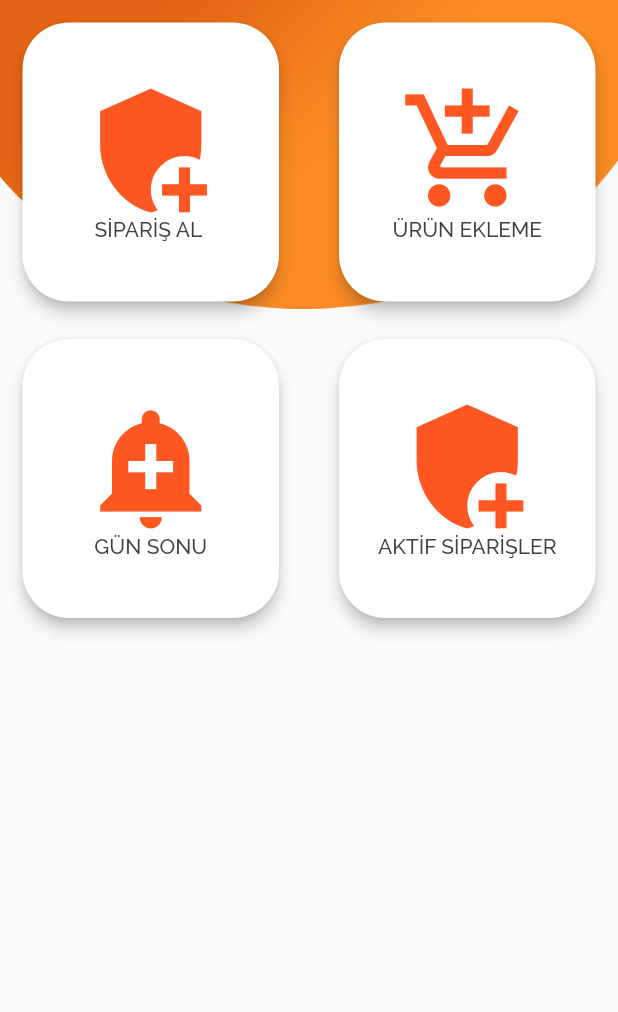
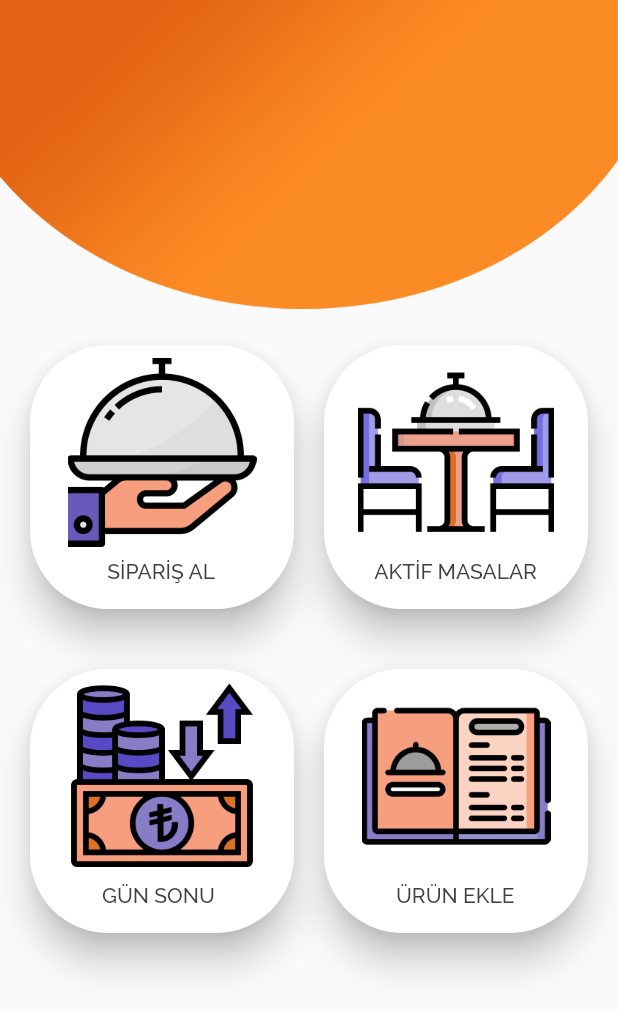
Before and after one commit to hardCave/restourantapp, a Flutter app: the screen it shows after launch, on a phone screen of 412 x 824 dp. Shown: the top 1012 px of the screen. Run offline on Flutter 3.47's test engine with Material 2 defaults, Android fonts, the phone set to English and light mode, and no system bars; our stand-ins replace sqflite; accounts and stored records are empty.

Commit message:
+ main_screen optimized + card icons and texts designed + navigators added

```diff
--- a/lib/screens/home_screen.dart
+++ b/lib/screens/home_screen.dart
@@ -1,6 +1,7 @@
 import 'package:flutter/material.dart';
 import 'package:flutter/widgets.dart';
 import 'package:sqflite_demo/screens/Masalar.dart';
+import 'package:sqflite_demo/screens/product_list.dart';
 
 class HomeScreen extends StatefulWidget {
   @override
@@ -33,6 +34,7 @@ class _HomeScreenState extends State<HomeScreen>
       body: Stack(
         children: <Widget>[
           Container(
+            alignment: Alignment.center,
             height: size.height * .3,
             decoration: BoxDecoration(
                 image: DecorationImage(
@@ -46,119 +48,219 @@ class _HomeScreenState extends State<HomeScreen>
   }
 
   returnGrid(cardTextStyle) {
-    return GridView.count(
-      mainAxisSpacing: 10,
-      crossAxisSpacing: 10,
+    return Padding(
+      padding: const EdgeInsets.only(top: 230.0),
+      child: GridView.count(
+        mainAxisSpacing: 20,
+        crossAxisSpacing: 20,
         crossAxisCount: 2,
         primary: false,
         children: <Widget>[
-        GestureDetector(
+          //SİPARİŞ AL
+          InkWell(
+            splashColor: Colors.deepPurple.shade300,
+            borderRadius: BorderRadius.circular(52),
             onTap: () {
               Navigator.of(context).pushAndRemoveUntil(
                   MaterialPageRoute(builder: (context) => Masalar()),
                   (Route<dynamic> route) => true);
             },
+            child: Container(
               child: Card(
                 shape: RoundedRectangleBorder(
-                  borderRadius: BorderRadius.circular(31)),
-              elevation: 4,
+                    borderRadius: BorderRadius.circular(52)),
+                elevation: 10,
+                margin: const EdgeInsets.only(bottom: 20.0, left: 20.0),
+                child: Column(
+                  children: [
+                    Flexible(
+                      fit: FlexFit.tight,
+                      flex: 13,
+                      child: Container(
+                        alignment: Alignment.bottomCenter,
                         margin: const EdgeInsets.only(
-                left: 15.0,
-                right: 15.0,
-                top: 15.0,
+                          bottom: 8.5,
+                          top: 8.5,
+                          right: 8.5,
+                          left: 8.5,
                         ),
-              child: Column(
-                mainAxisAlignment: MainAxisAlignment.center,
-                children: <Widget>[
-                  Icon(
-                    Icons.add_moderator,
-                    color: Colors.deepOrange,
-                    size: 90.0,
+                        decoration: BoxDecoration(
+                            image: DecorationImage(
+                                image: AssetImage(
+                                    'assets/images/take_order.png'))),
+                        child: Text(' '),
                       ),
-                  Text(
-                    'SİPARİŞ AL ',
+                    ),
+                    Flexible(
+                      fit: FlexFit.tight,
+                      flex: 3,
+                      child: SizedBox(
+                        width: 73,
+                        child: Text(
+                          'SİPARİŞ AL',
                           style: cardTextStyle,
                         ),
+                      ),
+                    ),
                   ],
-              )),
                 ),
-        GestureDetector(
+              ),
+            ),
+          ),
+          //AKTİF MASALAR
+          InkWell(
+            splashColor: Colors.deepPurple.shade300,
+            borderRadius: BorderRadius.circular(52),
             onTap: () {
-            //Navigator.of(context).pushAndRemoveUntil(
-            //MaterialPageRoute(builder: (context) => ((Masalar)),
-            //(Route<dynamic> route) => true);
-//burası ürün ekleme sayfasına yönlendirecek
+              Navigator.of(context).pushAndRemoveUntil(
+                  MaterialPageRoute(
+                      builder: (context) => ProductList.withoutInfo()),
+                  (Route<dynamic> route) => true);
             },
+            child: Container(
               child: Card(
                 shape: RoundedRectangleBorder(
-                  borderRadius: BorderRadius.circular(31)),
-              elevation: 4,
+                    borderRadius: BorderRadius.circular(52)),
+                elevation: 10,
+                margin: const EdgeInsets.only(bottom: 20.0, right: 20.0),
+                child: Column(
+                  children: [
+                    Flexible(
+                      fit: FlexFit.tight,
+                      flex: 13,
+                      child: Container(
+                        alignment: Alignment.bottomCenter,
                         margin: const EdgeInsets.only(
-                left: 15.0,
-                right: 15.0,
-                top: 15.0,
+                          bottom: 6,
+                          top: 6,
+                          right: 6,
+                          left: 6,
                         ),
+                        decoration: BoxDecoration(
+                            image: DecorationImage(
+                                image: AssetImage(
+                                    'assets/images/active_orders.png'))),
+                      ),
+                    ),
+                    Flexible(
+                      fit: FlexFit.tight,
+                      flex: 3,
+                      child: SizedBox(
+                        width: 109,
+                        child: Text(
+                          'AKTİF MASALAR',
+                          style: cardTextStyle,
+                        ),
+                      ),
+                    ),
+                  ],
+                ),
+              ),
+            ),
+          ),
+          //GÜN SONU
+          InkWell(
+            splashColor: Colors.deepPurple.shade300,
+            borderRadius: BorderRadius.circular(52),
+            onTap: () {
+              Navigator.of(context).pushAndRemoveUntil(
+                  MaterialPageRoute(builder: (context) => Masalar()),
+                  (Route<dynamic> route) => true);
+            },
+            child: Container(
+              child: Card(
+                shape: RoundedRectangleBorder(
+                    borderRadius: BorderRadius.circular(52)),
+                elevation: 10,
+                margin: const EdgeInsets.only(bottom: 20.0, left: 20.0),
                 child: Column(
-                mainAxisAlignment: MainAxisAlignment.center,
-                children: <Widget>[
-                  Icon(
-                    Icons.add_shopping_cart,
-                    color: Colors.deepOrange,
-                    size: 90.0,
+                  children: [
+                    Flexible(
+                      fit: FlexFit.tight,
+                      flex: 13,
+                      child: Container(
+                        alignment: Alignment.bottomCenter,
+                        margin: const EdgeInsets.only(
+                          bottom: 9,
+                          top: 9,
+                          right: 9,
+                          left: 9,
                         ),
-                  Text(
-                    'ÜRÜN EKLEME',
-                    style: cardTextStyle,
-                  )
-                ],
-              )),
+                        decoration: BoxDecoration(
+                            image: DecorationImage(
+                                image:
+                                    AssetImage('assets/images/cash_flow.png'))),
                       ),
-        Card(
-            shape:
-                RoundedRectangleBorder(borderRadius: BorderRadius.circular(31)),
-            elevation: 4,
-            margin: const EdgeInsets.only(
-              left: 15.0,
-              right: 15.0,
-              top: 15.0,
                     ),
-            child: Column(
-              mainAxisAlignment: MainAxisAlignment.center,
-              children: <Widget>[
-                Icon(
-                  Icons.add_alert,
-                  color: Colors.deepOrange,
-                  size: 90.0,
-                ),
-                Text(
+                    Flexible(
+                      fit: FlexFit.tight,
+                      flex: 3,
+                      child: SizedBox(
+                        width: 80,
+                        child: Text(
                           'GÜN SONU',
                           style: cardTextStyle,
-                )
+                        ),
+                      ),
+                    ),
                   ],
-            )),
-        Card(
-            shape:
-                RoundedRectangleBorder(borderRadius: BorderRadius.circular(31)),
-            elevation: 4,
+                ),
+              ),
+            ),
+          ),
+          //ÜRÜN EKLE
+          InkWell(
+            splashColor: Colors.deepPurple.shade300,
+            borderRadius: BorderRadius.circular(52),
+            onTap: () {
+              Navigator.of(context).pushAndRemoveUntil(
+                  MaterialPageRoute(builder: (context) => Masalar()),
+                  (Route<dynamic> route) => true);
+            },
+            child: Container(
+              child: Card(
+                shape: RoundedRectangleBorder(
+                    borderRadius: BorderRadius.circular(52)),
+                elevation: 10,
+                margin: const EdgeInsets.only(bottom: 20.0, right: 20.0),
+                child: Column(
+                  children: [
+                    Flexible(
+                      fit: FlexFit.tight,
+                      flex: 13,
+                      child: Container(
+                        alignment: Alignment.bottomCenter,
                         margin: const EdgeInsets.only(
-              left: 15.0,
-              right: 15.0,
-              top: 15.0,
+                          bottom: 8.5,
+                          top: 8.5,
+                          right: 8.5,
+                          left: 8.5,
                         ),
-            child: Column(
-              mainAxisAlignment: MainAxisAlignment.center,
-              children: <Widget>[
-                Icon(
-                  Icons.add_moderator,
-                  color: Colors.deepOrange,
-                  size: 90.0,
+                        decoration: BoxDecoration(
+                            image: DecorationImage(
+                                image: AssetImage(
+                                    'assets/images/add_product.png'))),
+                        child: Text(' '),
                       ),
-                Text(
-                  'AKTİF SİPARİŞLER',
+                    ),
+                    Flexible(
+                      fit: FlexFit.tight,
+                      flex: 3,
+                      child: SizedBox(
+                        width: 80,
+                        child: Text(
+                          'ÜRÜN EKLE',
                           style: cardTextStyle,
-                )
+                        ),
+                      ),
+                    ),
                   ],
-            )),
+                ),
+              ),
+            ),
+          ),
+
+          //KARTLARIN ESKİ HALİ
           /* Card(
                     shape: RoundedRectangleBorder(
                         borderRadius: BorderRadius.circular(31)),
@@ -206,6 +308,7 @@ class _HomeScreenState extends State<HomeScreen>
                       ],
                     ))*/
         ],
+      ),
     );
   }
 }
--- a/lib/screens/report_screen.dart
+++ b/lib/screens/report_screen.dart
@@ -0,0 +1,33 @@
+import 'package:flutter/material.dart';
+
+class ListPage extends StatefulWidget {
+  ListPage({Key key, this.title}) : super(key: key);
+
+  final String title;
+
+  @override
+  _ListPageState createState() => _ListPageState();
+}
+
+class _ListPageState extends State<ListPage> {
+  var appBar = topAppBar;
+  @override
+  Widget build(BuildContext context) {
+    return Scaffold(
+      backgroundColor: Color.fromRGBO(58, 66, 86, 1.0),
+
+
+        final topAppBar = AppBar(
+    elevation: 0.1,
+    backgroundColor: Color.fromRGBO(58, 66, 86, 1.0),
+    title: Text(widget.title),
+    actions: <Widget>[
+    IconButton(
+    icon: Icon(Icons.list),
+    onPressed: () {},
+    )
+    ],
+    );
+    );
+  }
+}
--- a/pubspec.yaml
+++ b/pubspec.yaml
@@ -51,6 +51,10 @@ flutter:
   assets:
     - assets/dosyadi.db
     - assets/images/top_header.png
+    - assets/images/active_orders.png
+    - assets/images/add_product.png
+    - assets/images/cash_flow.png
+    - assets/images/take_order.png
 
 #
   fonts:
```
Also changed, not shown: assets/images/active_orders.png (added), assets/images/add_product.png (added), assets/images/cash_flow.png (added), assets/images/take_order.png (added). Lines whose indentation alone changed are shown as unchanged.
